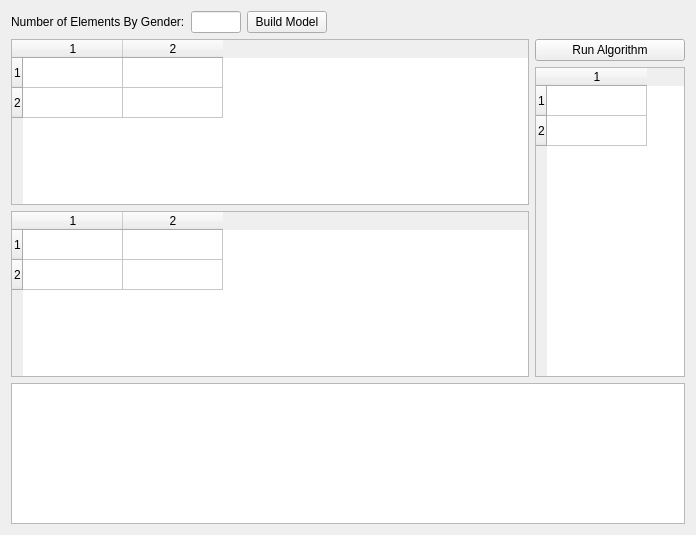
jorgemedra/Algorithms, file frmstablematching.ui: the form before one commit.
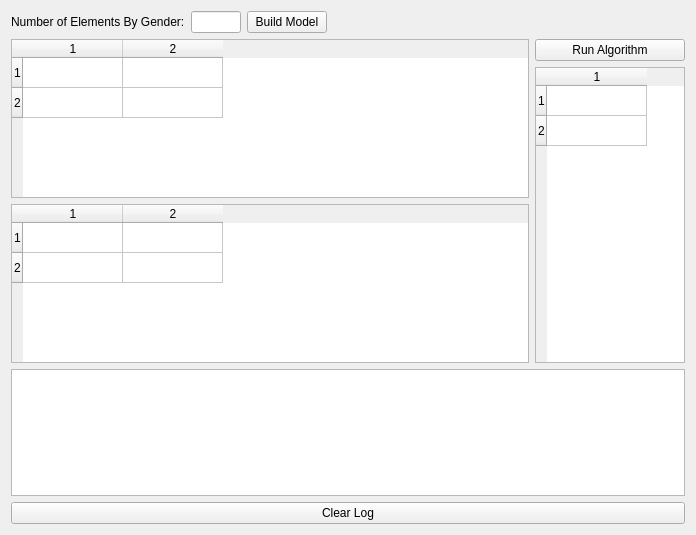
The form after the commit.

```diff
--- a/frmstablematching.ui
+++ b/frmstablematching.ui
@@ -164,6 +164,13 @@
      </property>
     </widget>
    </item>
+   <item>
+    <widget class="QPushButton" name="cmdClear">
+     <property name="text">
+      <string>Clear Log</string>
+     </property>
+    </widget>
+   </item>
   </layout>
  </widget>
  <resources/>
```
